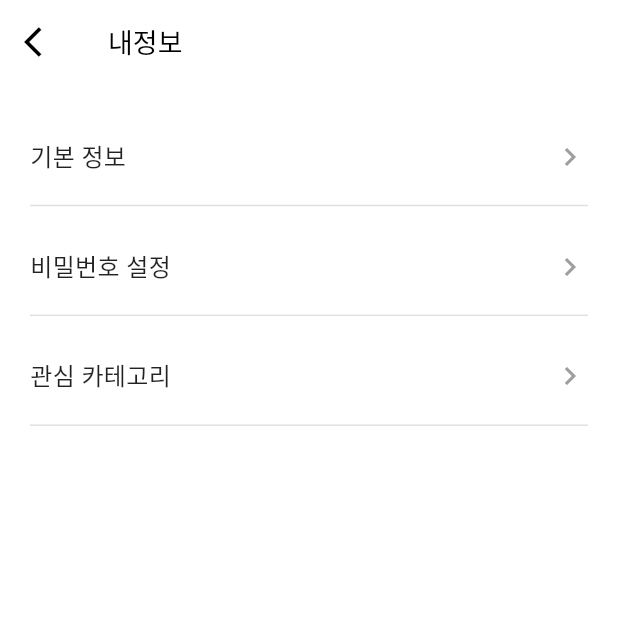
After one commit to heiheicandra/my_flynn, a Flutter app: the screen it shows after launch, after a tap on "내 정보", on a phone screen of 412 x 824 dp, the top half of it. The commit adds this screen. Run offline on Flutter 3.47's test engine with Material 3 defaults, Android fonts, the light colour scheme and no system bars; our stand-ins replace device_info_plus, flutter_staggered_animations, get, image_picker, permission_handler, skeletonizer; network calls fail; Roboto replaces fonts that are missing (NotoSans).

Commit message:
my info page

```diff
--- a/lib/core/route.dart
+++ b/lib/core/route.dart
@@ -1,6 +1,7 @@
 import 'package:get/get_navigation/src/routes/get_route.dart';
 import 'package:my_flynn/presentation/campaign/controller/campaign_binding.dart';
 import 'package:my_flynn/presentation/campaign/view/campaign_page.dart';
+import 'package:my_flynn/presentation/my_info/view/my_info_page.dart';
 import 'package:my_flynn/presentation/not_found/not_found_page.dart';
 import 'package:my_flynn/presentation/profile/controller/profile_binding.dart';
 import 'package:my_flynn/presentation/profile/view/profile_page.dart';
@@ -25,6 +26,10 @@ class AppRoute {
       binding: CampaignBinding(),
     ),
     GetPage(
+      name: MyInfoPage.routeName,
+      page: () => const MyInfoPage(),
+    ),
+    GetPage(
       name: NotFoundPage.routeName,
       page: () => const NotFoundPage(),
     ),
--- /dev/null
+++ b/lib/presentation/my_info/view/my_info_page.dart
@@ -0,0 +1,65 @@
+import "package:flutter/material.dart";
+import "package:get/get.dart";
+import "package:my_flynn/presentation/my_info/widgets/my_info_item.dart";
+import "package:my_flynn/utils/num_extension.dart";
+
+class MyInfoPage extends StatelessWidget {
+  static const String routeName = "/myInfo-page";
+
+  const MyInfoPage({super.key});
+
+  @override
+  Widget build(BuildContext context) {
+    return Scaffold(
+      backgroundColor: Colors.white,
+      appBar: AppBar(
+        backgroundColor: Colors.white,
+        elevation: 0,
+        leading: IconButton(
+          icon: const Icon(
+            Icons.arrow_back_ios,
+            color: Colors.black,
+          ),
+          onPressed: () => Get.back(),
+        ),
+        title: const Text(
+          '내정보' /* My Profile/My Info*/,
+          style: TextStyle(
+            color: Colors.black,
+            fontSize: 18,
+            fontWeight: FontWeight.w500,
+          ),
+        ),
+        centerTitle: false,
+      ),
+      body: Padding(
+        padding: const EdgeInsets.symmetric(horizontal: 20.0),
+        child: Column(
+          children: [
+            SizedBox(height: 2.h(context)),
+            MyInfoItem(
+              title: '기본 정보' /* Basic Information*/,
+              onTap: () {
+                debugPrint('기본 정보 tapped');
+              },
+            ),
+            SizedBox(height: 1.h(context)),
+            MyInfoItem(
+              title: '비밀번호 설정' /* Password Settings*/,
+              onTap: () {
+                debugPrint('비밀번호 설정 tapped');
+              },
+            ),
+            SizedBox(height: 1.h(context)),
+            MyInfoItem(
+              title: '관심 카테고리' /* Interest Categories*/,
+              onTap: () {
+                debugPrint('관심 카테고리 tapped');
+              },
+            ),
+          ],
+        ),
+      ),
+    );
+  }
+}
--- /dev/null
+++ b/lib/presentation/my_info/widgets/my_info_item.dart
@@ -0,0 +1,47 @@
+import 'package:flutter/material.dart';
+
+class MyInfoItem extends StatelessWidget {
+  final String title;
+  final VoidCallback onTap;
+  const MyInfoItem({
+    super.key,
+    required this.title,
+    required this.onTap,
+  });
+
+  @override
+  Widget build(BuildContext context) {
+    return GestureDetector(
+      onTap: onTap,
+      child: Container(
+        padding: const EdgeInsets.symmetric(vertical: 20.0),
+        decoration: const BoxDecoration(
+          border: Border(
+            bottom: BorderSide(
+              color: Color(0xFFE0E0E0),
+              width: 1.0,
+            ),
+          ),
+        ),
+        child: Row(
+          mainAxisAlignment: MainAxisAlignment.spaceBetween,
+          children: [
+            Text(
+              title,
+              style: const TextStyle(
+                fontSize: 16,
+                fontWeight: FontWeight.w400,
+                color: Colors.black87,
+              ),
+            ),
+            const Icon(
+              Icons.chevron_right,
+              color: Colors.grey,
+              size: 24,
+            ),
+          ],
+        ),
+      ),
+    );
+  }
+}
--- a/lib/presentation/profile/view/profile_page.dart
+++ b/lib/presentation/profile/view/profile_page.dart
@@ -5,6 +5,7 @@ import "package:get/get.dart";
 import "package:my_flynn/common_widgets/animated_column.dart";
 import "package:my_flynn/common_widgets/request_image_dialog.dart";
 import "package:my_flynn/presentation/campaign/view/campaign_page.dart";
+import "package:my_flynn/presentation/my_info/view/my_info_page.dart";
 import "package:my_flynn/presentation/profile/model/profile_statistic.dart";
 import "package:my_flynn/presentation/profile/widgets/menu_item.dart";
 import "package:my_flynn/presentation/profile/widgets/stat_item.dart";
@@ -42,7 +43,7 @@ class ProfilePage extends GetView<ProfileControllerInterface> {
                       mainAxisSize: MainAxisSize.min,
                       children: [
                         Text(
-                          '안녕하세요,', //Greetings,
+                          '안녕하세요,' /*Greetings,*/,
                           style: TextStyle(
                             fontSize: 16.sp(context),
                             color: Colors.grey,
@@ -220,33 +221,36 @@ class ProfilePage extends GetView<ProfileControllerInterface> {
                     ),
                   ],
                 ),
-                child: const Column(
+                child: Column(
                   children: [
                     ProfileMenuItem(
+                      onTap: () {
+                        Get.toNamed(MyInfoPage.routeName);
+                      },
                       icon: Icons.person_outline,
                       title: '내 정보', /*My Information*/
                     ),
-                    ProfileMenuItem(
+                    const ProfileMenuItem(
                       icon: Icons.public,
                       title: '공지사항', /*Announcements*/
                     ),
-                    ProfileMenuItem(
+                    const ProfileMenuItem(
                       icon: Icons.chat_bubble_outline,
                       title: '1:1문의', /*1:1 Inquiry*/
                     ),
-                    ProfileMenuItem(
+                    const ProfileMenuItem(
                       icon: Icons.help_outline,
                       title: 'FAQ', /*FAQ*/
                     ),
-                    ProfileMenuItem(
+                    const ProfileMenuItem(
                       icon: Icons.description_outlined,
                       title: '약관 및 정책', /*Terms and Policies*/
                     ),
-                    ProfileMenuItem(
+                    const ProfileMenuItem(
                       icon: Icons.logout,
                       title: '로그아웃', /*Logout*/
                     ),
-                    ProfileMenuItem(
+                    const ProfileMenuItem(
                       icon: Icons.delete_outline,
                       title: '회원탈퇴', /*Account Deletion*/
                     ),
--- a/lib/presentation/profile/widgets/menu_item.dart
+++ b/lib/presentation/profile/widgets/menu_item.dart
@@ -4,16 +4,20 @@ import 'package:my_flynn/utils/num_extension.dart';
 class ProfileMenuItem extends StatelessWidget {
   final IconData icon;
   final String title;
+  final VoidCallback? onTap;
 
   const ProfileMenuItem({
     super.key,
     required this.icon,
     required this.title,
+    this.onTap,
   });
 
   @override
   Widget build(BuildContext context) {
-    return Container(
+    return GestureDetector(
+      onTap: onTap,
+      child: Container(
         padding: const EdgeInsets.symmetric(horizontal: 20, vertical: 16),
         decoration: BoxDecoration(
           border: Border(
@@ -46,6 +50,7 @@ class ProfileMenuItem extends StatelessWidget {
             ),
           ],
         ),
+      ),
     );
   }
 }
```
Lines whose indentation alone changed are shown as unchanged.
